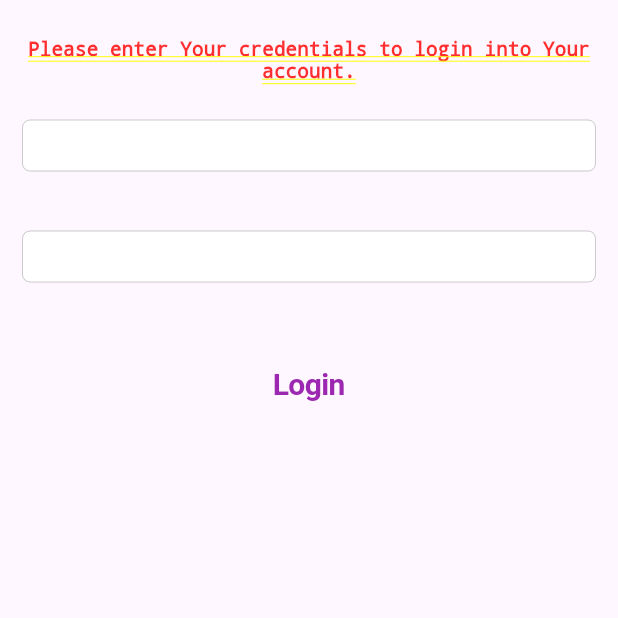
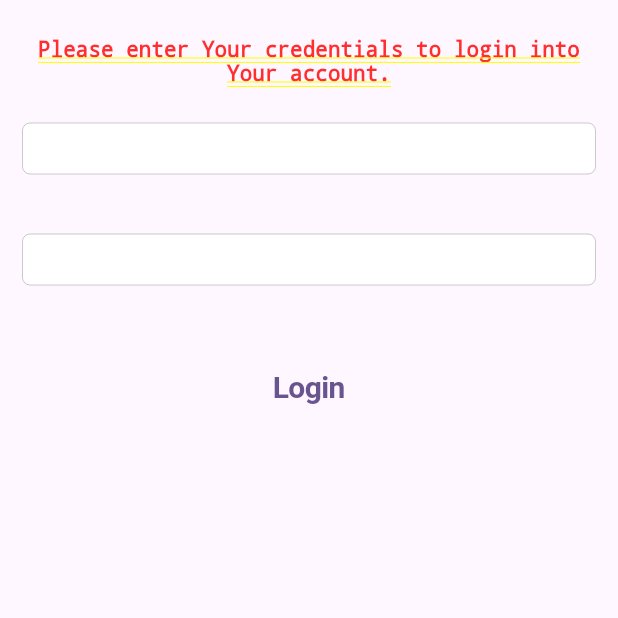
Before and after one commit to SnG1205/Wahlfach_Projekt2, a Flutter app: the HomePageIOS screen opened directly, on a phone screen of 412 x 824 dp, the top half of it. Run offline on Flutter 3.47's test engine with Material 3 defaults, Android fonts, the phone set to English and light mode, and no system bars; our stand-ins replace fluttertoast, sqflite; accounts and stored records are empty.

Commit message:
Small fix to home_page in iOS

```diff
--- a/lib/screens/ios/home_page.dart
+++ b/lib/screens/ios/home_page.dart
@@ -51,6 +51,7 @@ class _BodyState extends State<HomePageBody>{
   Widget build(BuildContext context) {
     return Align(
       alignment: Alignment.center,
+      child: Center(
         child: Padding(
             padding: const EdgeInsets.all(15),
             child: Column(
@@ -59,7 +60,7 @@ class _BodyState extends State<HomePageBody>{
                   padding: EdgeInsets.fromLTRB(0, 10, 0, 10),
                   child: Text(
                       textAlign: TextAlign.center,
-                    style: TextStyle(fontSize: 13, fontWeight: FontWeight.bold),
+                      style: TextStyle(fontSize: 14, fontWeight: FontWeight.bold),
                       'Please enter Your credentials to login into Your account.'
                   ),
                 ),
@@ -79,10 +80,11 @@ class _BodyState extends State<HomePageBody>{
                     padding: const EdgeInsets.fromLTRB(0, 20, 0, 15),
                     child: CupertinoButton(
                       onPressed: navigate,
-                  child: const Text('Login', style: TextStyle(color: Colors.purple, fontWeight: FontWeight.bold, fontSize: 20)),
+                      child: const Text('Login', style: TextStyle(fontWeight: FontWeight.bold, fontSize: 20)),
                     )
                 )
               ],)),
+      )
     );
   }
 
```
Lines whose indentation alone changed are shown as unchanged.
